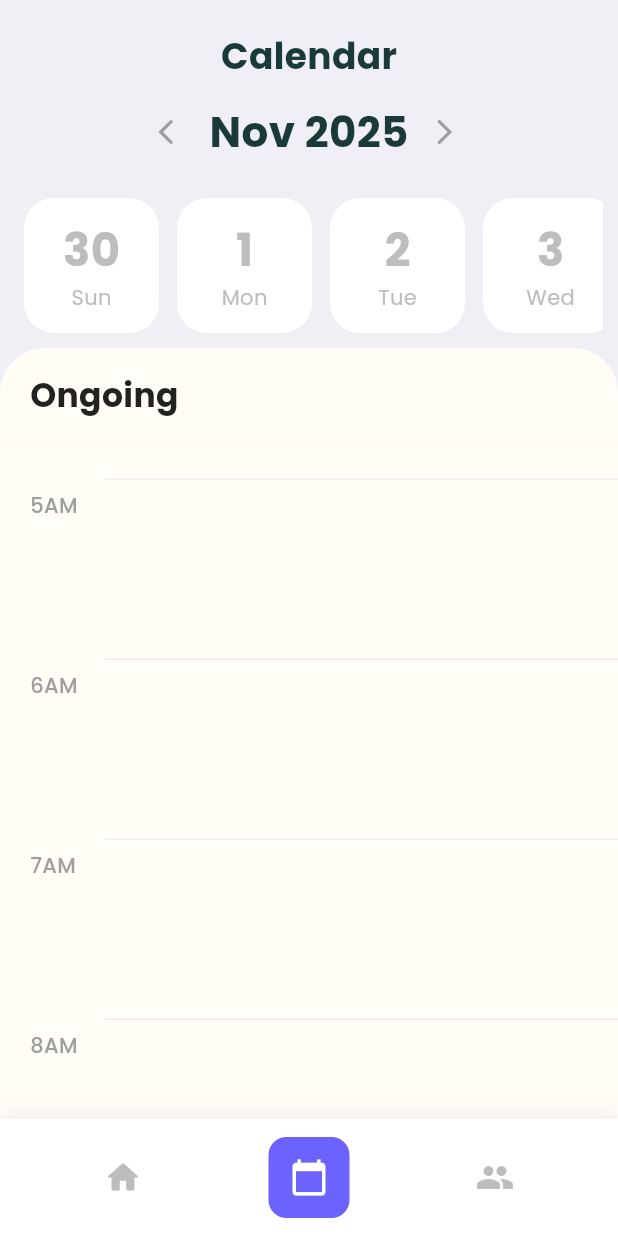
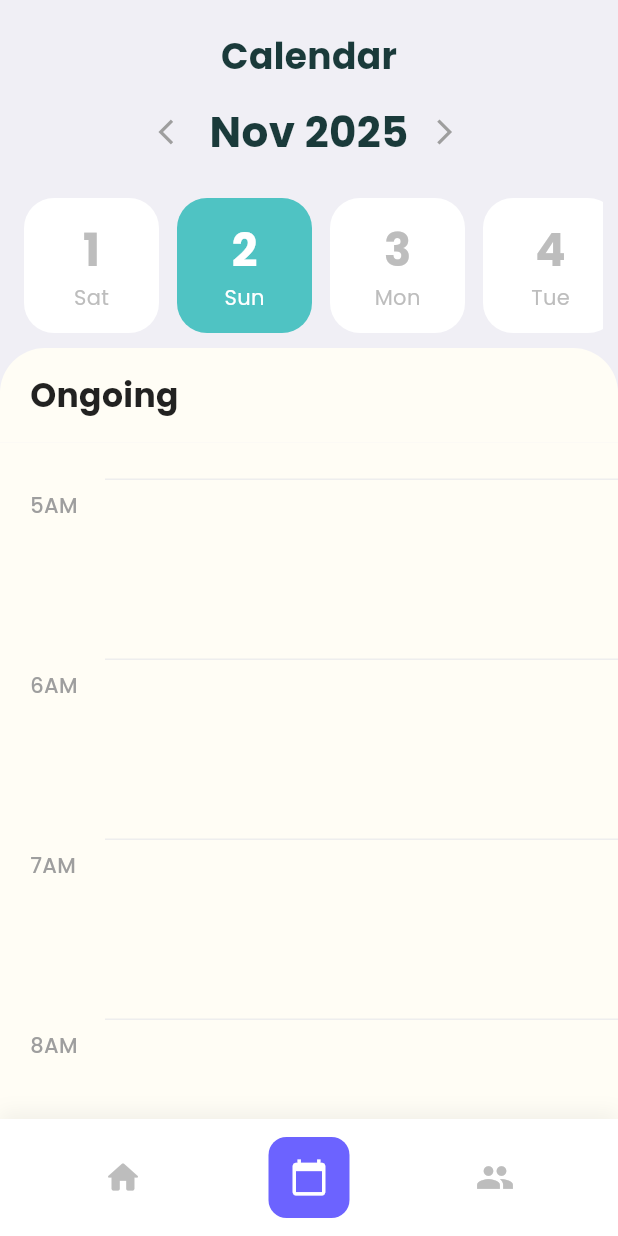
Before and after one commit to goh1217/SmartServe-KolejCare, a Flutter app: the screen it shows after launch, item 2 of the bottom bar chosen, scrolled down 576 dp, after a tap on the "arrow back ios" icon, on a phone screen of 412 x 824 dp. Run offline on Flutter 3.47's test engine with Material 3 defaults, Android fonts, the phone set to English and light mode, and no system bars; our stand-ins replace cloud_firestore, firebase_auth, firebase_core, flutter_image_compress, google_fonts, image_picker; accounts and stored records are empty.

Commit message:
Update calendar.dart

```diff
--- a/lib/technician/calendar.dart
+++ b/lib/technician/calendar.dart
@@ -3,6 +3,7 @@ import 'package:cloud_firestore/cloud_firestore.dart';
 import 'package:firebase_auth/firebase_auth.dart';
 import 'profile.dart';
 import 'main.dart';
+import 'taskDetail.dart';
 
 class CalendarPage extends StatefulWidget {
   const CalendarPage({super.key});
@@ -60,6 +61,17 @@ class _CalendarPageState extends State<CalendarPage> {
     super.dispose();
   }
 
+  void _changeMonth(int deltaMonths) {
+    final int totalMonths = (selectedDate.year * 12) + (selectedDate.month - 1) + deltaMonths;
+    final int newYear = (totalMonths ~/ 12);
+    final int newMonth = (totalMonths % 12) + 1;
+    final int daysInNewMonth = DateTime(newYear, newMonth + 1, 0).day;
+    final int newDay = selectedDate.day <= daysInNewMonth ? selectedDate.day : daysInNewMonth;
+    setState(() {
+      selectedDate = DateTime(newYear, newMonth, newDay);
+    });
+  }
+
   // Fetch tasks for the selected day
   Stream<QuerySnapshot> getTaskStream() {
     if (technicianDocId == null) {
@@ -108,15 +120,15 @@ class _CalendarPageState extends State<CalendarPage> {
                         final data = doc.data() as Map<String, dynamic>;
 
                         Timestamp? timestamp;
-                        if (data['scheduledDate'] != null) {
+                        if (data['scheduledDate'] != null && data['scheduledDate'] is Timestamp) {
                           timestamp = data['scheduledDate'] as Timestamp;
-                        } else if (data['scheduledDate'] != null) {
-                          timestamp = data['scheduledDate'] as Timestamp;
+                        } else if (data['repairDate'] != null && data['repairDate'] is Timestamp) {
+                          timestamp = data['repairDate'] as Timestamp;
                         }
 
                         if (timestamp == null) return false;
 
-                        // FIX: Shift time to UTC+8 for Malaysia/Campus time
+                        // Shift time to UTC+8 for Malaysia/Campus time
                         final utcTime = timestamp.toDate().toUtc();
                         final taskDate = utcTime.add(const Duration(hours: 8));
 
@@ -178,11 +190,7 @@ class _CalendarPageState extends State<CalendarPage> {
             mainAxisAlignment: MainAxisAlignment.center,
             children: [
               IconButton(
-                onPressed: () {
-                  setState(() {
-                    selectedDate = selectedDate.subtract(const Duration(days: 30));
-                  });
-                },
+                onPressed: () => _changeMonth(-1),
                 icon: const Icon(Icons.arrow_back_ios, size: 20),
                 color: Colors.grey,
               ),
@@ -195,11 +203,7 @@ class _CalendarPageState extends State<CalendarPage> {
                 ),
               ),
               IconButton(
-                onPressed: () {
-                  setState(() {
-                    selectedDate = selectedDate.add(const Duration(days: 30));
-                  });
-                },
+                onPressed: () => _changeMonth(1),
                 icon: const Icon(Icons.arrow_forward_ios, size: 20),
                 color: Colors.grey,
               ),
@@ -211,12 +215,10 @@ class _CalendarPageState extends State<CalendarPage> {
   }
 
   Widget _buildWeekRow() {
-    final now = DateTime.now();
-    final startOfWeek = now.subtract(Duration(days: now.weekday % 7));
-    final weekDays = List.generate(
-      7,
-          (i) => startOfWeek.add(Duration(days: i)),
-    );
+    // Show all days for the currently selected month
+    final firstOfMonth = DateTime(selectedDate.year, selectedDate.month, 1);
+    final daysInMonth = DateTime(selectedDate.year, selectedDate.month + 1, 0).day;
+    final monthDays = List.generate(daysInMonth, (i) => firstOfMonth.add(Duration(days: i)));
 
     return Padding(
       padding: const EdgeInsets.symmetric(horizontal: 10.0),
@@ -224,11 +226,10 @@ class _CalendarPageState extends State<CalendarPage> {
         height: 90,
         child: ListView.builder(
           scrollDirection: Axis.horizontal,
-          itemCount: weekDays.length,
+          itemCount: monthDays.length,
           itemBuilder: (context, i) {
-            final day = weekDays[i];
-            final isSelected = day.day == selectedDate.day &&
-                day.month == selectedDate.month;
+            final day = monthDays[i];
+            final isSelected = day.day == selectedDate.day && day.month == selectedDate.month;
             return GestureDetector(
               onTap: () {
                 setState(() => selectedDate = day);
@@ -314,18 +315,17 @@ class _CalendarPageState extends State<CalendarPage> {
       child: Stack(
         children: tasks.map((doc) {
           final data = doc.data() as Map<String, dynamic>;
-
-          // Check both scheduledDate and repairDate as per prompt
+          // Check both scheduledDate and repairDate
           Timestamp? timestamp;
-          if (data['scheduledDate'] != null) {
+          if (data['scheduledDate'] != null && data['scheduledDate'] is Timestamp) {
             timestamp = data['scheduledDate'] as Timestamp;
-          } else if (data['scheduledDate'] != null) {
-            timestamp = data['scheduledDate'] as Timestamp;
+          } else if (data['repairDate'] != null && data['repairDate'] is Timestamp) {
+            timestamp = data['repairDate'] as Timestamp;
           }
 
           if (timestamp == null) return const SizedBox.shrink();
 
-          // FIX: Shift time to UTC+8 for Malaysia/Campus time
+          // Shift time to UTC+8 for Malaysia/Campus time
           final utcTime = timestamp.toDate().toUtc();
           final start = utcTime.add(const Duration(hours: 8));
 
@@ -338,11 +338,13 @@ class _CalendarPageState extends State<CalendarPage> {
           if (data['urgencyLevel'] == 'Low') color = const Color(0xFF66BB6A);
 
           return _buildEventCard(
+            doc.id,
             data['inventoryDamage'] ?? 'No Title', // Using inventoryDamage as title
             data['roomEntryConsent'] == true ? 'Entry Allowed' : 'Wait for student', // Placeholder location
             start,
             duration,
             color,
+             data['reportStatus'], // Pass report status to event card
           );
         }).toList(),
       ),
@@ -350,11 +352,13 @@ class _CalendarPageState extends State<CalendarPage> {
   }
 
     Widget _buildEventCard(
+      String id,
       String title,
       String location,
       DateTime start,
       double duration,
       Color color,
+       String? reportStatus, // Add reportStatus parameter
        ) {
     // The issue was using start.hour directly.
     // Flutter's Coordinate system starts from 0 at the top.
@@ -374,6 +378,21 @@ class _CalendarPageState extends State<CalendarPage> {
       top: topPosition,
       left: 10,
       right: 10,
+      child: GestureDetector(
+        onTap: () {
+          // Navigate to TaskDetailPage with scheduled time
+          Navigator.push(
+            context,
+            MaterialPageRoute(
+              builder: (context) => TaskDetailPage(
+                taskId: id,
+                title: title,
+                location: location,
+                time: _formatTime(start),
+              ),
+            ),
+          );
+        },
         child: Container(
           height: height,
           padding: const EdgeInsets.all(16),
@@ -405,6 +424,11 @@ class _CalendarPageState extends State<CalendarPage> {
                     location,
                     style: const TextStyle(fontSize: 14, color: Colors.white),
                   ),
+                         if (reportStatus != null) // Display report status if available
+                           Text(
+                             reportStatus,
+                             style: const TextStyle(fontSize: 12, color: Colors.white),
+                           ),
                 ],
               ),
               Align(
@@ -419,6 +443,7 @@ class _CalendarPageState extends State<CalendarPage> {
                 ),
               ),
             ],
+          ),
         ),
       ),
     );
```
Lines whose indentation alone changed are shown as unchanged.
